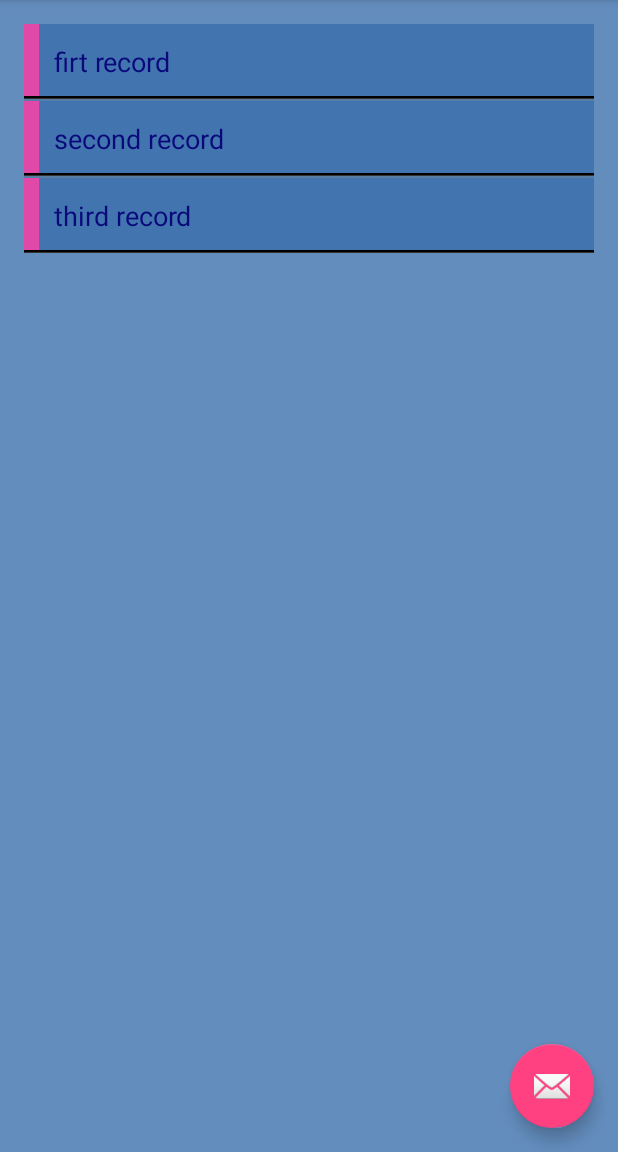
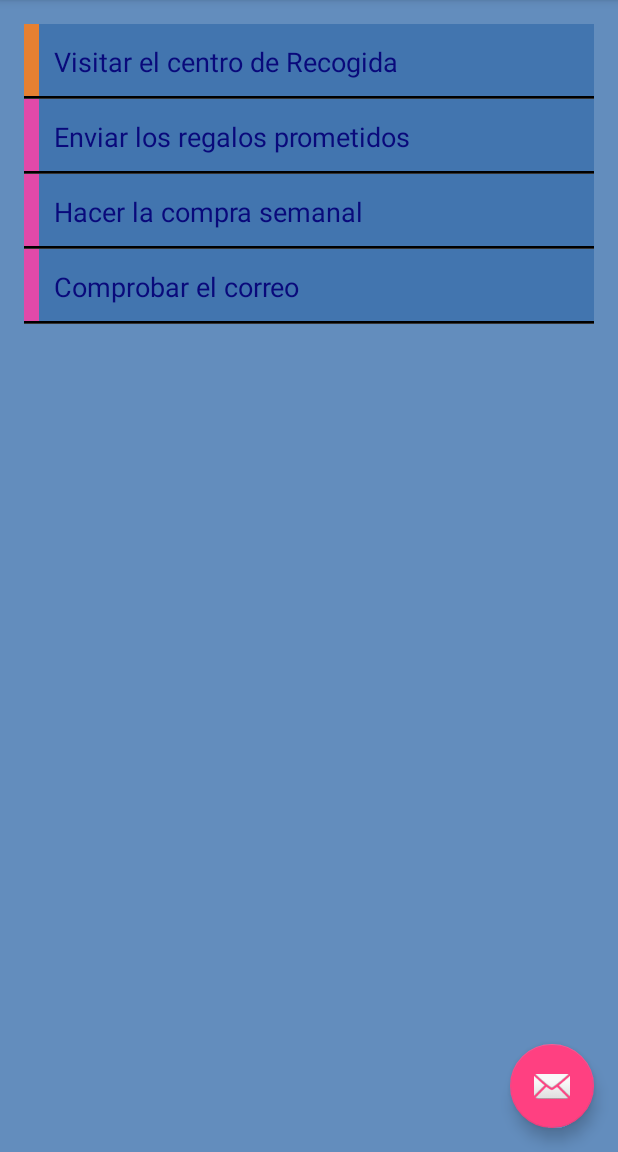
Before and after one commit to ChicoMetal/AppNotas, an Android app: the screen it shows after launch (MainActivity), on a phone screen of 412 x 824 dp, the part 84-1236 px from its top. Run offline under Robolectric (Android 15) with nearby library versions, the light colour scheme and no system bars.

Commit message:
Guardando datos en la BD y mostrandolos en la interfas

```diff
--- a/app/src/main/java/com/cun/appnotas/appnotas/AvisoDBAdapter.java
+++ b/app/src/main/java/com/cun/appnotas/appnotas/AvisoDBAdapter.java
@@ -37,7 +37,7 @@ public class AvisoDBAdapter {
 
     //Declaracion de la creacion de la base de datos
     private static final String DATABASE_CREATE=
-            "CREATE TABLE if no exists "+ TABLE_NAME+ " ("+
+            "CREATE TABLE if not exists "+ TABLE_NAME+ " ("+
                     COL_ID + " INTEGER PRIMARY KEY autoincrement, "+
                     COL_CONTENT + " TEXT, "+
                     COL_IMPORTANT+ " INTEGER);";
--- /dev/null
+++ b/app/src/main/java/com/cun/appnotas/appnotas/AvisosSimpleCursorAdapater.java
@@ -0,0 +1,48 @@
+package com.cun.appnotas.appnotas;
+
+import android.content.Context;
+import android.database.Cursor;
+import android.support.v7.widget.RecyclerView;
+import android.view.View;
+import android.view.ViewGroup;
+import android.widget.SimpleCursorAdapter;
+
+/**
+ * Created by root on 25/05/16.
+ */
+public class AvisosSimpleCursorAdapater extends SimpleCursorAdapter {
+
+    public AvisosSimpleCursorAdapater(Context context, int layout, Cursor c,String[] from, int[] to, int flags) {
+        super(context,layout,c, from, to, flags);
+    }
+
+    @Override
+    public View newView(Context context, Cursor cursor, ViewGroup parent) {
+        return super.newView(context, cursor, parent);
+    }
+
+    @Override
+    public void bindView(View view, Context context, Cursor cursor) {
+        super.bindView(view, context, cursor);
+
+        ViewHolder holder = (ViewHolder) view.getTag();
+        if( holder == null){
+            holder = new ViewHolder();
+            holder.colImp = cursor.getColumnIndexOrThrow(AvisoDBAdapter.COL_IMPORTANT);
+            holder.listTab = view.findViewById(R.id.row_view);
+            view.setTag(holder);
+        }
+
+        if(cursor.getInt(holder.colImp) > 0 ){
+            holder.listTab.setBackgroundColor(context.getResources().getColor(R.color.naranja));
+        }else{
+            holder.listTab.setBackgroundColor(context.getResources().getColor(R.color.rosa));
+        }
+    }
+
+    static class ViewHolder{
+        //almacena el index de la columna
+        int colImp;
+        View listTab;
+    }
+}
--- a/app/src/main/java/com/cun/appnotas/appnotas/MainActivity.java
+++ b/app/src/main/java/com/cun/appnotas/appnotas/MainActivity.java
@@ -1,5 +1,6 @@
 package com.cun.appnotas.appnotas;
 
+import android.database.Cursor;
 import android.os.Bundle;
 import android.support.design.widget.FloatingActionButton;
 import android.support.design.widget.Snackbar;
@@ -14,19 +15,54 @@ import android.widget.ListView;
 
 public class MainActivity extends AppCompatActivity {
     private ListView mListView;
+    private AvisoDBAdapter mDbdapter;
+    private AvisosSimpleCursorAdapater mCursorAdapter;
 
     @Override
     protected void onCreate(Bundle savedInstanceState) {
         super.onCreate(savedInstanceState);
         setContentView(R.layout.activity_main);
         mListView = (ListView) findViewById(R.id.avisos_list_view);
+        findViewById(R.id.avisos_list_view);
+        mListView.setDivider(null);
+        mDbdapter = new AvisoDBAdapter(this);
+        mDbdapter.Open();
 
-        ArrayAdapter<String> arrayAdapter = new ArrayAdapter<String>(this,
-                                    R.layout.avisos_row,
-                                    R.id.row_text,
-                                    new String[]{"firt record", "second record", "third record"});
+        if( savedInstanceState == null ){
+            //limpiar todos los datos
+            mDbdapter.deleteAllReminder();
+            //Add algunos datos
+            mDbdapter.createReminder("Visitar el centro de Recogida",true);
+            mDbdapter.createReminder("Enviar los regalos prometidos",false);
+            mDbdapter.createReminder("Hacer la compra semanal",false);
+            mDbdapter.createReminder("Comprobar el correo",false);
 
-        mListView.setAdapter(arrayAdapter);
+        }
+
+        Cursor cursor = mDbdapter.fetchAllReminders();
+
+        //desde las columnas defnidas en la base de datos
+        String[] from = new String[]{
+                AvisoDBAdapter.COL_CONTENT
+        };
+
+        // la id de views en el layout
+        int[] to = new int[]{
+                R.id.row_text
+        };
+
+
+        mCursorAdapter = new AvisosSimpleCursorAdapater(
+                MainActivity.this,
+                R.layout.avisos_row,
+                cursor,
+                from,
+                to,
+                0
+        );
+
+
+        mListView.setAdapter(mCursorAdapter);
         /*
         Toolbar toolbar = (Toolbar) findViewById(R.id.toolbar);
         setSupportActionBar(toolbar);
--- a/app/src/main/res/values/colors.xml
+++ b/app/src/main/res/values/colors.xml
@@ -6,5 +6,6 @@
     <color name="azul_claro">#c7396fac</color>
     <color name="rosa">#e149a9</color>
     <color name="azul_oscuro">#09097B</color>
+    <color name="naranja">#e68032</color>
 
 </resources>
```
